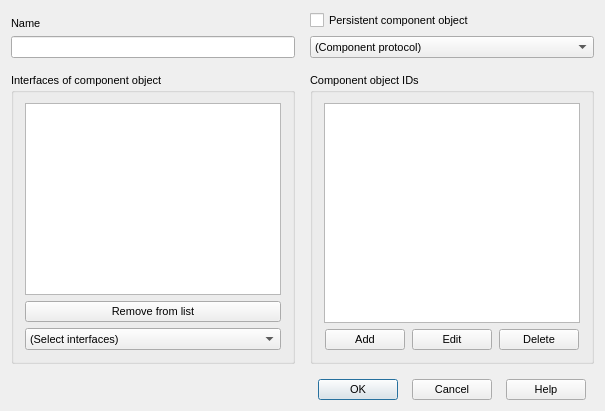
Old version of the form lavape/src/LavaPE_UI/idd_compspecbox.ui in the repository berkus/lavape.
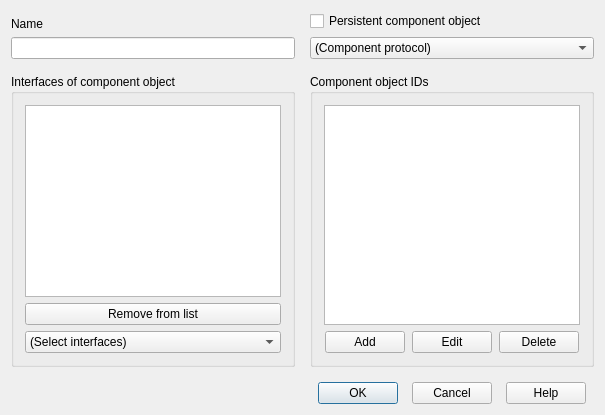
New version of the form.

```diff
--- a/lavape/src/LavaPE_UI/idd_compspecbox.ui
+++ b/lavape/src/LavaPE_UI/idd_compspecbox.ui
@@ -20,17 +20,6 @@
     <verstretch>0</verstretch>
    </sizepolicy>
   </property>
-  <property name="font" >
-   <font>
-    <family>MS Shell Dlg</family>
-    <pointsize>8</pointsize>
-    <weight>50</weight>
-    <italic>false</italic>
-    <bold>false</bold>
-    <underline>false</underline>
-    <strikeout>false</strikeout>
-   </font>
-  </property>
   <property name="windowTitle" >
    <string>Component object specification</string>
   </property>
```
